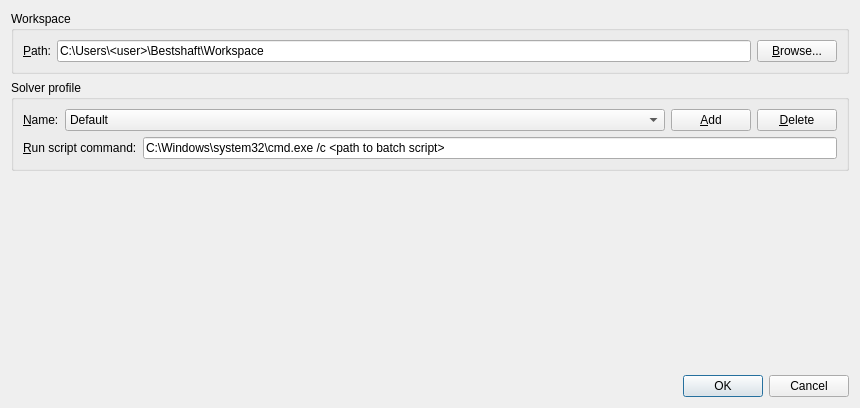
This is extension/src/settingsdialog.ui in f55desu/bestshaft as Qt 5 draws it before an edit. The edited form follows.
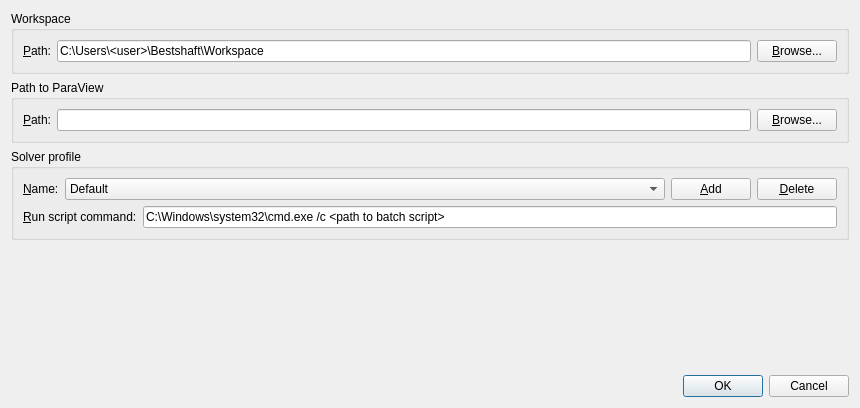
This is the edited form.

Commit message: ParaView path is now specifying in settings

The edit to the form file:
```diff
--- a/extension/src/settingsdialog.ui
+++ b/extension/src/settingsdialog.ui
@@ -57,6 +57,49 @@
      </layout>
     </widget>
    </item>
+   <item>
+    <widget class="QGroupBox" name="groupBox_3">
+     <property name="title">
+      <string>Path to ParaView</string>
+     </property>
+     <property name="flat">
+      <bool>true</bool>
+     </property>
+     <layout class="QVBoxLayout" name="verticalLayout_5">
+      <item>
+       <layout class="QHBoxLayout" name="horizontalLayout_5">
+        <item>
+         <widget class="QLabel" name="label_5">
+          <property name="text">
+           <string>&amp;Path:</string>
+          </property>
+          <property name="buddy">
+           <cstring>workspaceLineEdit</cstring>
+          </property>
+         </widget>
+        </item>
+        <item>
+         <widget class="QLineEdit" name="paraview_lineEdit">
+          <property name="text">
+           <string/>
+          </property>
+          <property name="readOnly">
+           <bool>true</bool>
+          </property>
+         </widget>
+        </item>
+        <item>
+         <widget class="QPushButton" name="browseParaViewButton">
+          <property name="text">
+           <string>&amp;Browse...</string>
+          </property>
+         </widget>
+        </item>
+       </layout>
+      </item>
+     </layout>
+    </widget>
+   </item>
    <item>
     <widget class="QGroupBox" name="groupBox">
      <property name="title">
```
The commit also changes 4 other files.
